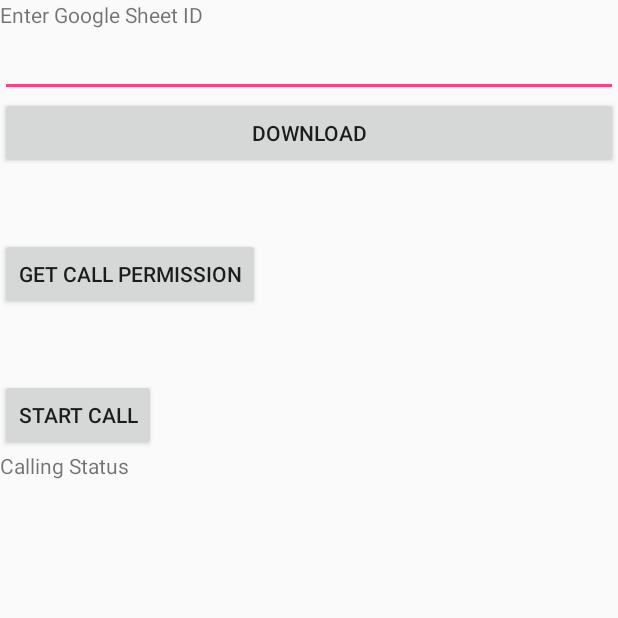
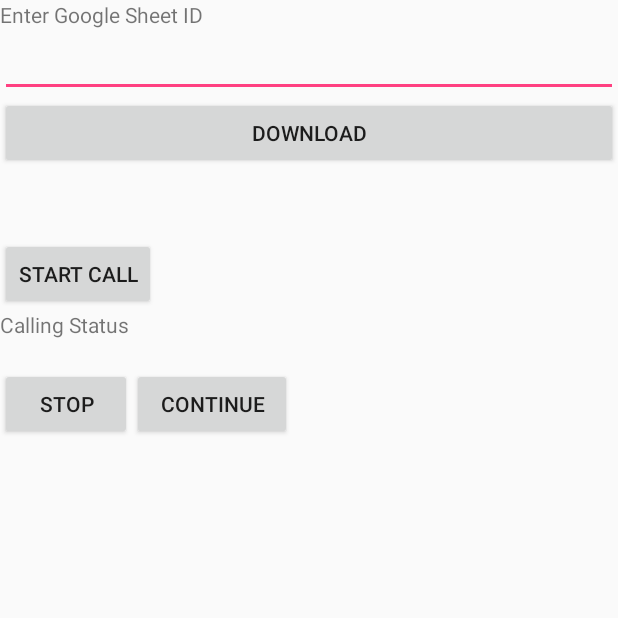
Before and after one commit to dilipkumarvignesh/folkCalling, an Android app: the screen it shows after launch (MainActivity), on a phone screen of 412 x 824 dp, the top half of it. Run offline under Robolectric (Android 15) with nearby library versions, the phone set to English and light mode, and no system bars.

Commit message:
Initial commit

```diff
--- a/app/src/main/java/com/iskcon/pfh/folkcalling/MainActivity.java
+++ b/app/src/main/java/com/iskcon/pfh/folkcalling/MainActivity.java
@@ -1,6 +1,7 @@
 package com.iskcon.pfh.folkcalling;
 
 import android.Manifest;
+import android.app.Activity;
 import android.content.Context;
 import android.content.Intent;
 import android.content.pm.PackageManager;
@@ -8,32 +9,33 @@ import android.net.ConnectivityManager;
 import android.net.NetworkInfo;
 import android.net.Uri;
 import android.os.Bundle;
+import android.os.Handler;
 import android.speech.tts.TextToSpeech;
 import android.support.v4.app.ActivityCompat;
 import android.support.v7.app.AppCompatActivity;
+import android.telephony.PhoneStateListener;
+import android.telephony.TelephonyManager;
 import android.util.Log;
-import android.view.Menu;
-import android.view.MenuItem;
 import android.view.View;
 import android.widget.Button;
 import android.widget.EditText;
 import android.widget.TextView;
 import android.widget.Toast;
-import android.os.Handler;
+
 import org.json.JSONArray;
 import org.json.JSONException;
 import org.json.JSONObject;
 
 import java.util.Locale;
 
-public class MainActivity extends AppCompatActivity {
+public class MainActivity extends AppCompatActivity implements View.OnClickListener {
     private static final int MY_PERMISSIONS_REQUEST_CALL = 0;
-    private String[] no = {"+918939325360","+919962701659"};
-    private String[] name = {"Dinasharan","Dilip"};
+
     EditText txtGoogleId;
     TextView txtStatus;
     String jName;
-    Button btnDownload;
+    Integer Callenabled;
+    Button btnDownload,CallStop,CallContinue;
     JSONObject obj = new JSONObject();
     JSONArray jA = new JSONArray();
     String GoogleId;
@@ -47,6 +49,29 @@ public class MainActivity extends AppCompatActivity {
     protected void onCreate(Bundle savedInstanceState) {
         super.onCreate(savedInstanceState);
         setContentView(R.layout.activity_main);
+        TelephonyManager telephonyManager = (TelephonyManager)getSystemService(
+                Context.TELEPHONY_SERVICE);
+        Callenabled = 1;
+        PhoneStateListener callStateListener = new PhoneStateListener() {
+            public void onCallStateChanged(int state, String incomingNumber){
+                if(state==TelephonyManager.CALL_STATE_RINGING){
+                  //  tts.speak(incomingNumber+" calling", TextToSpeech.QUEUE_FLUSH, null);
+//                    Toast.makeText(getApplicationContext(),"Phone is Ringing : "+incomingNumber,
+//                            Toast.LENGTH_LONG).show();
+                }
+                if(state==TelephonyManager.CALL_STATE_OFFHOOK){
+//                    Toast.makeText(getApplicationContext(),"Phone in a call or call picked",
+//                            Toast.LENGTH_LONG).show();
+                }
+                if(state==TelephonyManager.CALL_STATE_IDLE){
+                    //phone is neither ringing nor in a call
+//                    Toast.makeText(getApplicationContext(),"Phone Idle",
+//                            Toast.LENGTH_LONG).show();
+                    repeatCall();
+                }
+            }
+        };
+        telephonyManager.listen(callStateListener, PhoneStateListener.LISTEN_CALL_STATE);
 
         ConnectivityManager connMgr = (ConnectivityManager) getSystemService(Context.CONNECTIVITY_SERVICE);
         NetworkInfo networkInfo = connMgr.getActiveNetworkInfo();
@@ -57,38 +82,27 @@ public class MainActivity extends AppCompatActivity {
         btnDownload = (Button) findViewById(R.id.btnDownload);
         btnDownload.setOnClickListener(new View.OnClickListener() {
             public void onClick(View view) {
-                Log.d("info", "onClick working");
-
                 download_excel();
             }
         });
-//        b2.setOnClickListener(new View.OnClickListener() {
+        CallStop = (Button) findViewById(R.id.CALLSTOP);
+        CallContinue = (Button) findViewById(R.id.CALLCONTINUE);
+        CallStop.setOnClickListener(this);
+        CallContinue.setOnClickListener(this);
+      //  Button fab = (Button) findViewById(R.id.btn1);
+       // fab.setOnClickListener(new View.OnClickListener() {
 //            @Override
-//            public void onClick(View v) {
-////                            String toSpeak = ed1.getText().toString();
-////                            Toast.makeText(getApplicationContext(), toSpeak, Toast.LENGTH_SHORT).show();
-////                            t1.speak(toSpeak, TextToSpeech.QUEUE_FLUSH, null);
-//                repeatCall();
+//            public void onClick(View view) {
+//               callNow();
 //            }
 //        });
-        Button fab = (Button) findViewById(R.id.btn1);
-        fab.setOnClickListener(new View.OnClickListener() {
-            @Override
-            public void onClick(View view) {
-               callNow();
-            }
-        });
 
-      //  ed1=(EditText)findViewById(R.id.editText);
-//        b1=(Button)findViewById(R.id.button);
         b2=(Button)findViewById(R.id.btn2);
 
         b2.setOnClickListener(new View.OnClickListener() {
             @Override
             public void onClick(View v) {
-//                            String toSpeak = ed1.getText().toString();
-//                            Toast.makeText(getApplicationContext(), toSpeak, Toast.LENGTH_SHORT).show();
-//                            t1.speak(toSpeak, TextToSpeech.QUEUE_FLUSH, null);
+//
                 repeatCall();
             }
         });
@@ -101,23 +115,32 @@ public class MainActivity extends AppCompatActivity {
             }
         });
 
-//        b1.setOnClickListener(new View.OnClickListener() {
-//            @Override
-//            public void onClick(View v) {
-//                String toSpeak = "Calling";
-//                Toast.makeText(getApplicationContext(), toSpeak, Toast.LENGTH_SHORT).show();
-//                t1.speak(toSpeak, TextToSpeech.QUEUE_FLUSH, null);
-//            }
-//        });
+        ActivityCompat.requestPermissions(this,
+                new String[]{Manifest.permission.CALL_PHONE},
+                MY_PERMISSIONS_REQUEST_CALL);
 
-//        Intent intent = new Intent(Intent.ACTION_CALL);
-//
-////        intent.setData(Uri.parse("tel:" + bundle.getString("mobilePhone")));
-//
-//        intent.setData(Uri.parse("tel:" + "9663898009"));
+
+
 
     }
 
+    @Override
+    public void onClick(View v) {
+        Log.d("info","Button clicked:"+v.getId());
+        switch(v.getId()) {
+            case R.id.CALLCONTINUE:
+                Callenabled = 1;
+                Log.d("info","CallEnabled:"+"TRUE");
+                repeatCall();
+                break;
+            case R.id.CALLSTOP:
+                 Callenabled = 0;
+                Log.d("info","CallEnabled:"+"FALSE");
+                break;
+
+
+        }
+    }
     private void processJson(JSONObject object) {
 
 
@@ -129,6 +152,7 @@ public class MainActivity extends AppCompatActivity {
            //int cou = contact_count - i;
             String Status =  "0 Contacts Called " + contact_count+" Contacts Remaining";
             txtStatus.setText(Status);
+
             Log.d("info", "values_of_rows=" + rows);
             for (int r = 0; r < rows.length(); ++r) {
                 JSONObject row = rows.getJSONObject(r);
@@ -146,16 +170,23 @@ public class MainActivity extends AppCompatActivity {
                 jA.put(obj);
 
             }
+
             Log.d("info", "values=" + jA);
 
         } catch (JSONException e) {
             e.printStackTrace();
         }
     }
+    private String getGoogleId(String goog)
+    {
+       // goog = "https://docs.google.com/spreadsheets/d/1xk8AY8MOWiqwC3qvFEyOVN-wBdMtDW8QtirmcUkocrU/edit#gid=0";
+        String[] words=goog.split("/");
+        return words[5];
+    }
     private void download_excel() {
         //  DownloadWebpageTask myTask = new DownloadWebpageTask();
         GoogleId = txtGoogleId.getText().toString();
-        Log.d("info", "googleId=" + GoogleId);
+
         Toast.makeText(getApplicationContext(),
                 "Downloading Excel. Please wait ...", Toast.LENGTH_LONG).show();
         DownloadWebpageTask dow = new DownloadWebpageTask(new AsyncResult() {
@@ -166,12 +197,11 @@ public class MainActivity extends AppCompatActivity {
 
             }
         });
-        //  GoogleId = ""+GoogleId;
-        //GoogleId = ""+"1iuVKzHh2ueSkZ7pAGQBb4CmaqwXHpdd5a3lV89xpdGs";
-       // GoogleId = "" + "1xk8AY8MOWiqwC3qvFEyOVN-wBdMtDW8QtirmcUkocrU";
-        GoogleId = "1ZVxUrStq3US-Yyi22aojwESTAbYHZfcOKIhmBAYWqew";
-        dow.execute("https://spreadsheets.google.com/tq?key="+GoogleId);
-        //1iuVKzHh2ueSkZ7pAGQBb4CmaqwXHpdd5a3lV89xpdGs
+
+         String final_google_id  = getGoogleId(GoogleId);
+        //String final_google_id = "1raLPgHU5tmJVaWUcjD0Ve0TnMZ-dqUTr_lyhjWPXALE";
+        dow.execute("https://spreadsheets.google.com/tq?key="+final_google_id);
+
     }
 
     public void callNow()
@@ -187,7 +217,7 @@ public class MainActivity extends AppCompatActivity {
                         && grantResults[0] == PackageManager.PERMISSION_GRANTED) {
                     Log.d("Info", "Call now");
                        // repeatCall();
-                    repeatCall();
+                 //   repeatCall();
 //                    b2.setOnClickListener(new View.OnClickListener() {
 //                        @Override
 //                        public void onClick(View v) {
@@ -217,6 +247,7 @@ public class MainActivity extends AppCompatActivity {
         Log.d("info","Connecting Call");
         Intent intent = new Intent(Intent.ACTION_CALL);
         try {
+            if(Callenabled == 1) {
                 JSONObject objects = jA.getJSONObject(i);
                 jName = objects.get("Name").toString();
                 String jNumber = objects.get("Number").toString();
@@ -225,53 +256,72 @@ public class MainActivity extends AppCompatActivity {
                 // String na = name[i];
                 t1.speak("Calling " + jName, TextToSpeech.QUEUE_FLUSH, null);
                 intent.setData(Uri.parse("tel:" + jNumber));
-            startActivity(intent);
-           // startActivityForResult(intent, REQUEST_CODE);
+                // startActivity(intent);
+
+                startActivityForResult(intent, REQUEST_CODE);
+
                 Toast.makeText(getApplicationContext(),
-                    "Calling "+jName, Toast.LENGTH_LONG).show();
+                        "Calling " + jName, Toast.LENGTH_LONG).show();
                 i++;
                 int cou = contact_count - i;
-            String Status = i+ " Contacts Called " + cou+" Contacts Remaining";
+                String Status = i + " Contacts Called " + cou + " Contacts Remaining";
                 txtStatus.setText(Status);
                 Runnable showDialogRun = new Runnable() {
-                public void run(){
+                    public void run() {
                         Intent showDialogIntent = new Intent(MainActivity.this, DisplayMessageActivity.class);
                         showDialogIntent.putExtra("Name", jName);
-                    startActivity(showDialogIntent);
+                        startActivityForResult(showDialogIntent, 2);
 
                     }
                 };
                 Handler h = new Handler();
                 h.postDelayed(showDialogRun, 2000);
             }
+        }
         catch (JSONException e){
                             e.printStackTrace();
                         }
-//        intent.setData(Uri.parse("tel:" + jNumber));
-//        String na = name[i];
-//        t1.speak(jName, TextToSpeech.QUEUE_FLUSH, null);
 
-
-//        String na = name[i];
-//         t1.speak(na, TextToSpeech.QUEUE_FLUSH, null);
-//
-//        startActivityForResult(intent, REQUEST_CODE);
-//
-
-//        if(i<=1) {
-//            Log.d("info","I value="+i);
-//            startActivityForResult(intent, REQUEST_CODE);
-//        }
-//        else{
-//            return;
-//        }
 
 
     }
     @Override
     protected void onActivityResult(int requestCode, int resultCode, Intent data) {
         Log.d("info","Inside OnActivityResult");
-        Log.d("info","I value="+i);
+        //Log.d("info","I value="+i);
+
+        if (requestCode == 1) {
+
+           // repeatCall();
+            Log.d("info","Inside requestCode");
+            // Make sure the request was successful
+//            if (resultCode == RESULT_OK) {
+//                Log.d("info","Inside result Ok");
+//                if(i<=contact_count) {
+//                   repeatCall();
+//                }
+//                if (resultCode == RESULT_CANCELED){
+//                    Toast.makeText(getApplicationContext(), "Cancelled", Toast.LENGTH_SHORT).show();
+//                    // The user picked a contact.
+//                }
+//                // The Intent's data Uri identifies which contact was selected.
+
+                // Do something with the contact here (bigger example below)
+            }
+            else if  (requestCode == 2){
+            if (resultCode == Activity.RESULT_OK) {
+                // TODO Extract the data returned from the child Activity.
+                String returnValue = data.getStringExtra("Status");
+                Log.d("info","UpdatedStatus="+returnValue);
+                TextView updText = (TextView)findViewById(R.id.UpdatedStatus1);
+                String StatusText = updText.getText().toString();
+                StatusText = StatusText + "\n"+ returnValue;
+                updText.setText(StatusText);
+
+
+            }
+        }
+        }
 
 //        new Timer().schedule(new TimerTask() {
 //            @Override
@@ -305,25 +355,3 @@ public class MainActivity extends AppCompatActivity {
 //            }
 //        }}
     }
-    @Override
-    public boolean onCreateOptionsMenu(Menu menu) {
-        // Inflate the menu; this adds items to the action bar if it is present.
-        getMenuInflater().inflate(R.menu.menu_main, menu);
-        return true;
-    }
-
-    @Override
-    public boolean onOptionsItemSelected(MenuItem item) {
-        // Handle action bar item clicks here. The action bar will
-        // automatically handle clicks on the Home/Up button, so long
-        // as you specify a parent activity in AndroidManifest.xml.
-        int id = item.getItemId();
-
-        //noinspection SimplifiableIfStatement
-        if (id == R.id.action_settings) {
-            return true;
-        }
-
-        return super.onOptionsItemSelected(item);
-    }
-}
--- a/app/src/main/res/layout/activity_display_message.xml
+++ b/app/src/main/res/layout/activity_display_message.xml
@@ -19,7 +19,7 @@
         />
 
     <EditText
-        android:id="@+id/txtGoogleId"
+        android:id="@+id/UpdatedText"
         android:layout_width="fill_parent"
         android:layout_height="wrap_content"
         android:text="Update Status"
--- a/app/src/main/res/layout/activity_main.xml
+++ b/app/src/main/res/layout/activity_main.xml
@@ -78,14 +78,14 @@
         android:text="Download"
 
         />
-    <Button
-        android:layout_width="wrap_content"
-        android:layout_height="wrap_content"
-        android:text="Get Call Permission"
-        android:id="@+id/btn1"
-        android:layout_below="@+id/editText"
-        android:layout_centerHorizontal="true"
-        android:layout_marginTop="46dp" />
+    <!--<Button-->
+        <!--android:layout_width="wrap_content"-->
+        <!--android:layout_height="wrap_content"-->
+        <!--android:text="Get Call Permission"-->
+        <!--android:id="@+id/btn1"-->
+        <!--android:layout_below="@+id/editText"-->
+        <!--android:layout_centerHorizontal="true"-->
+        <!--android:layout_marginTop="46dp" />-->
 
     <Button
         android:layout_width="wrap_content"
@@ -96,11 +96,39 @@
         android:layout_centerHorizontal="true"
         android:layout_marginTop="46dp" />
     <TextView
+    android:layout_width="fill_parent"
+    android:layout_height="wrap_content"
+    android:text="Calling Status"
+    android:id="@+id/Status"
+    />
+
+    <TextView
         android:layout_width="fill_parent"
         android:layout_height="wrap_content"
-        android:text="Calling Status"
-        android:id="@+id/Status"
+
+        android:id="@+id/UpdatedStatus1"
         />
+
+    <LinearLayout
+        android:layout_width="match_parent"
+        android:layout_height="58dp"
+        android:weightSum="1">
+
+        <Button
+            android:id="@+id/CALLSTOP"
+            android:layout_width="wrap_content"
+            android:layout_height="wrap_content"
+            android:text="STOP" />
+
+        <Button
+            android:id="@+id/CALLCONTINUE"
+            android:layout_width="wrap_content"
+            android:layout_height="wrap_content"
+            android:layout_alignRight="@+id/CALLSTOP"
+            android:layout_toEndOf="@+id/CALLSTOP"
+            android:layout_weight="0.06"
+            android:text="CONTINUE" />
+    </LinearLayout>
 </LinearLayout>
 
 
```
Also changed, not shown: app/src/main/AndroidManifest.xml (+27 -1 lines), app/src/main/java/com/iskcon/pfh/folkcalling/CallReceiver.java (added, +33 -0 lines), app/src/main/java/com/iskcon/pfh/folkcalling/DisplayMessageActivity.java (+9 -0 lines), app/src/main/ic_launcher-web.png (added), app/src/main/res/mipmap-hdpi/ic_launcher.png, app/src/main/res/mipmap-mdpi/ic_launcher.png, app/src/main/res/mipmap-xhdpi/ic_launcher.png, app/src/main/res/mipmap-xxhdpi/ic_launcher.png, app/src/main/res/mipmap-xxxhdpi/ic_launcher.png. Lines whose indentation alone changed are shown as unchanged.
